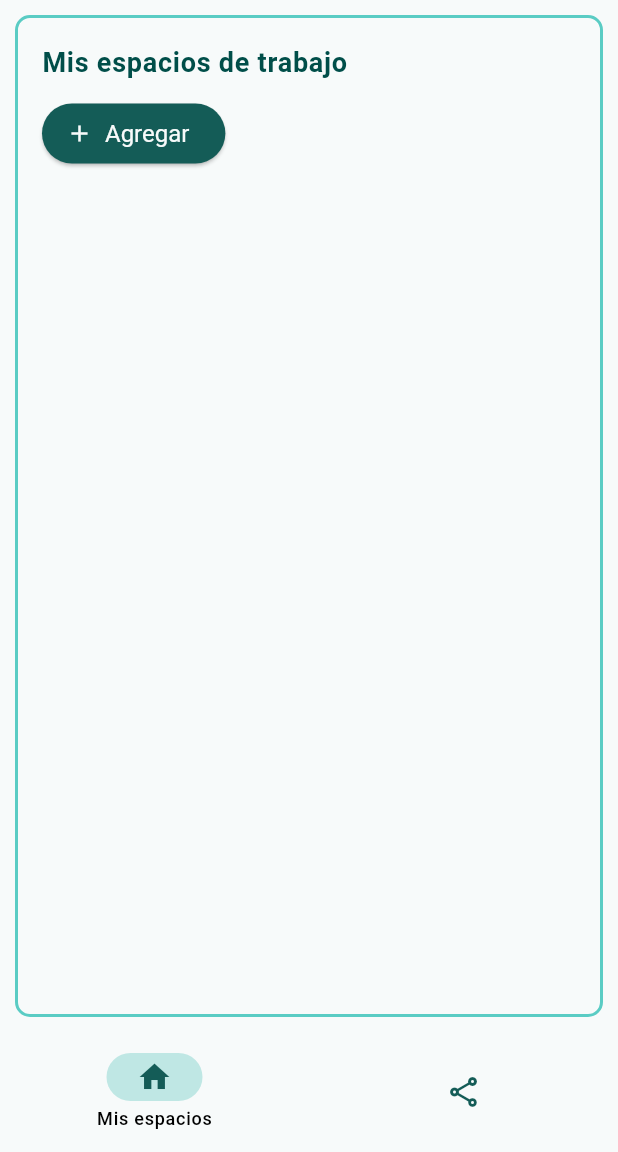
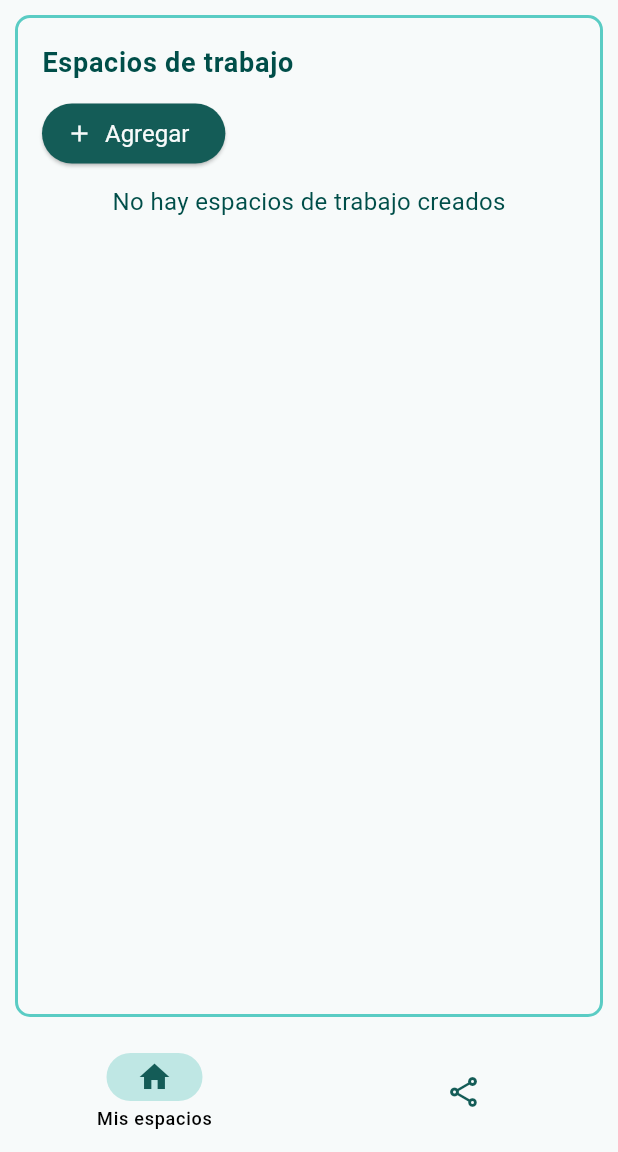
Before and after one commit to Emmanueloz/frontend_water_quality, a Flutter app: the ListWorkspace screen opened by its route, on a phone screen of 412 x 824 dp, the part 84-1236 px from its top. Run offline on Flutter 3.47's test engine with Material 3 defaults, Android fonts, the phone set to English and light mode, and no system bars; our stand-ins replace dio, fl_chart, flutter_map, go_router, hive, latlong2; missing offline and left inert: flutter_map_cancellable_tile_provider, girix_code_gauge, intl_mobile_field; accounts and stored records are empty.

Commit message:
feat: Implementar la lógica para obtener espacios de trabajo compartidos y refactorizar la visualización de espacios de trabajo

```diff
--- a/lib/presentation/widgets/specific/workspace/organisms/grid_workspaces.dart
+++ /dev/null
@@ -1,32 +0,0 @@
-import 'package:flutter/material.dart';
-
-class GridWorkspaces extends StatelessWidget {
-  final int crossAxisCount;
-  final double childAspectRatio;
-  final double gap;
-  final List<Widget> children;
-  const GridWorkspaces({
-    super.key,
-    required this.crossAxisCount,
-    required this.childAspectRatio,
-    required this.gap,
-    required this.children,
-  });
-
-  @override
-  Widget build(BuildContext context) {
-    return Expanded(
-      child: SingleChildScrollView(
-        child: GridView.count(
-          crossAxisCount: crossAxisCount, // 4 cards per row
-          childAspectRatio: childAspectRatio, // Width to height ratio
-          crossAxisSpacing: gap,
-          mainAxisSpacing: gap,
-          shrinkWrap: true,
-          physics: const NeverScrollableScrollPhysics(),
-          children: children,
-        ),
-      ),
-    );
-  }
-}
--- a/lib/presentation/widgets/specific/workspace/organisms/main_grid_workspaces.dart
+++ b/lib/presentation/widgets/specific/workspace/organisms/main_grid_workspaces.dart
@@ -2,8 +2,8 @@ import 'package:flutter/material.dart';
 import 'package:frontend_water_quality/core/enums/list_workspaces.dart';
 import 'package:frontend_water_quality/core/enums/screen_size.dart';
 import 'package:frontend_water_quality/presentation/widgets/common/atoms/base_container.dart';
+import 'package:frontend_water_quality/presentation/widgets/common/organisms/grid_item_builder.dart';
 import 'package:frontend_water_quality/presentation/widgets/specific/workspace/molecules/button_actions.dart';
-import 'package:frontend_water_quality/presentation/widgets/specific/workspace/organisms/grid_workspaces.dart';
 import 'package:frontend_water_quality/router/routes.dart';
 import 'package:go_router/go_router.dart';
 
@@ -27,30 +27,11 @@ class MainGridWorkspaces extends StatelessWidget {
   }
 
   Widget _buildMain(BuildContext context) {
-    int crossAxisCount;
-    double childAspectRatio;
-    double gap;
     EdgeInsetsGeometry margin;
 
-    if (screenSize == ScreenSize.mobile) {
-      crossAxisCount = 1;
-      childAspectRatio = 1 / 0.6;
-      gap = 5;
+    if (screenSize == ScreenSize.mobile || screenSize == ScreenSize.tablet) {
       margin = const EdgeInsets.all(10);
-    } else if (screenSize == ScreenSize.tablet) {
-      crossAxisCount = 2;
-      gap = 5;
-      childAspectRatio = 1 / 0.6;
-      margin = const EdgeInsets.all(10);
-    } else if (screenSize == ScreenSize.smallDesktop) {
-      crossAxisCount = 3;
-      gap = 10;
-      childAspectRatio = 1 / 0.85;
-      margin = const EdgeInsets.all(0);
     } else {
-      crossAxisCount = 4;
-      gap = 16;
-      childAspectRatio = 1 / 0.85;
       margin = const EdgeInsets.all(0);
     }
     return BaseContainer(
@@ -61,9 +42,7 @@ class MainGridWorkspaces extends StatelessWidget {
         children: [
           ButtonActions(
             title: Text(
-              type == ListWorkspaces.mine
-                  ? "Mis espacios de trabajo"
-                  : "Espacios de trabajo",
+              "Espacios de trabajo",
               style: Theme.of(context)
                   .textTheme
                   .bodyLarge
@@ -73,7 +52,6 @@ class MainGridWorkspaces extends StatelessWidget {
               if (type == ListWorkspaces.mine)
                 ElevatedButton.icon(
                   onPressed: () {
-                    print("Agregar espacio de trabajo");
                     context.goNamed(
                       Routes.createWorkspace.name,
                     );
@@ -86,12 +64,20 @@ class MainGridWorkspaces extends StatelessWidget {
           ),
           if (isLoading)
             const Center(child: CircularProgressIndicator())
+          else if (children.isEmpty)
+            Center(
+              child: Text(
+                "No hay espacios de trabajo ${type == ListWorkspaces.mine ? 'creados' : 'compartidos'}",
+                style: Theme.of(context).textTheme.bodyMedium,
+              ),
+            )
           else
-            GridWorkspaces(
-              crossAxisCount: crossAxisCount,
-              childAspectRatio: childAspectRatio,
-              gap: gap,
-              children: children,
+            GridItemBuilder(
+              itemCount: children.length,
+              itemBuilder: (context, index) {
+                return children[index];
+              },
+              screenSize: screenSize,
             ),
         ],
       ),
```
Also changed, not shown: lib/infrastructure/workspace_repo_impl.dart (+17 -3 lines), lib/presentation/pages/list_workspace.dart (+21 -49 lines), lib/presentation/providers/workspace_provider.dart (+15 -4 lines), lib/presentation/widgets/common/organisms/grid_item_builder.dart (added, +55 -0 lines).
